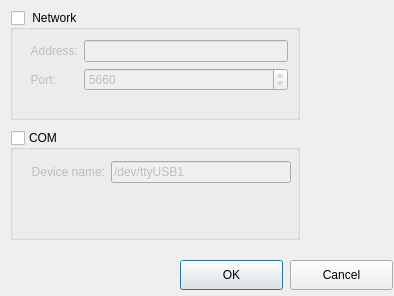
Old version of the form c/openASC_Controller/ui/settingsdialog.ui in the repository thegeek82000/openasc.
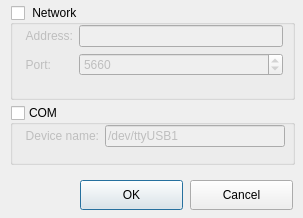
New version of the form.

Diff of the .ui file:
```diff
--- a/c/openASC_Controller/ui/settingsdialog.ui
+++ b/c/openASC_Controller/ui/settingsdialog.ui
@@ -6,8 +6,8 @@
    <rect>
     <x>0</x>
     <y>0</y>
-    <width>394</width>
-    <height>296</height>
+    <width>303</width>
+    <height>218</height>
    </rect>
   </property>
   <property name="sizePolicy">
@@ -22,8 +22,8 @@
   <widget class="QPushButton" name="pushButtonOK">
    <property name="geometry">
     <rect>
-     <x>180</x>
-     <y>260</y>
+     <x>80</x>
+     <y>180</y>
      <width>103</width>
      <height>30</height>
     </rect>
@@ -35,8 +35,8 @@
   <widget class="QPushButton" name="pushButtonCancel">
    <property name="geometry">
     <rect>
-     <x>290</x>
-     <y>260</y>
+     <x>190</x>
+     <y>180</y>
      <width>103</width>
      <height>30</height>
     </rect>
@@ -49,9 +49,9 @@
    <property name="geometry">
     <rect>
      <x>10</x>
-     <y>10</y>
-     <width>290</width>
-     <height>110</height>
+     <y>5</y>
+     <width>285</width>
+     <height>95</height>
     </rect>
    </property>
    <property name="title">
@@ -66,8 +66,8 @@
    <widget class="QWidget" name="layoutWidget">
     <property name="geometry">
      <rect>
-      <x>20</x>
-      <y>30</y>
+      <x>15</x>
+      <y>20</y>
       <width>258</width>
       <height>63</height>
      </rect>
@@ -119,9 +119,9 @@
    <property name="geometry">
     <rect>
      <x>10</x>
-     <y>130</y>
-     <width>290</width>
-     <height>110</height>
+     <y>105</y>
+     <width>285</width>
+     <height>60</height>
     </rect>
    </property>
    <property name="title">
@@ -133,11 +133,11 @@
    <property name="checked">
     <bool>false</bool>
    </property>
-   <widget class="QWidget" name="">
+   <widget class="QWidget" name="layoutWidget">
     <property name="geometry">
      <rect>
-      <x>21</x>
-      <y>31</y>
+      <x>15</x>
+      <y>20</y>
       <width>260</width>
       <height>29</height>
      </rect>
```
